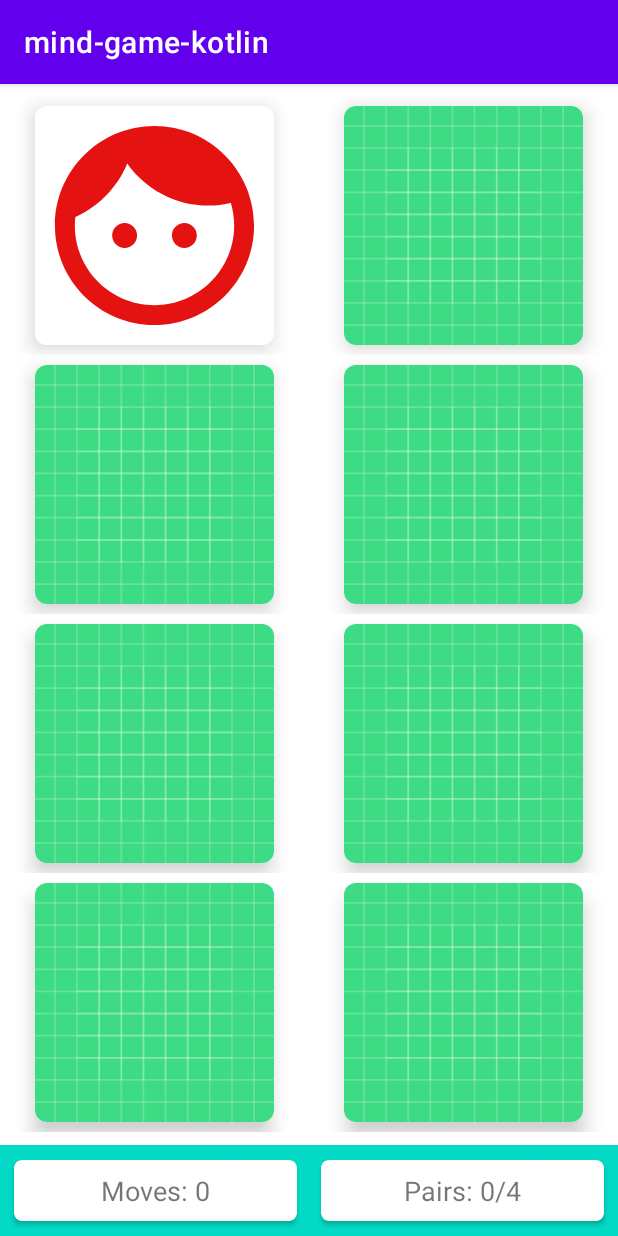
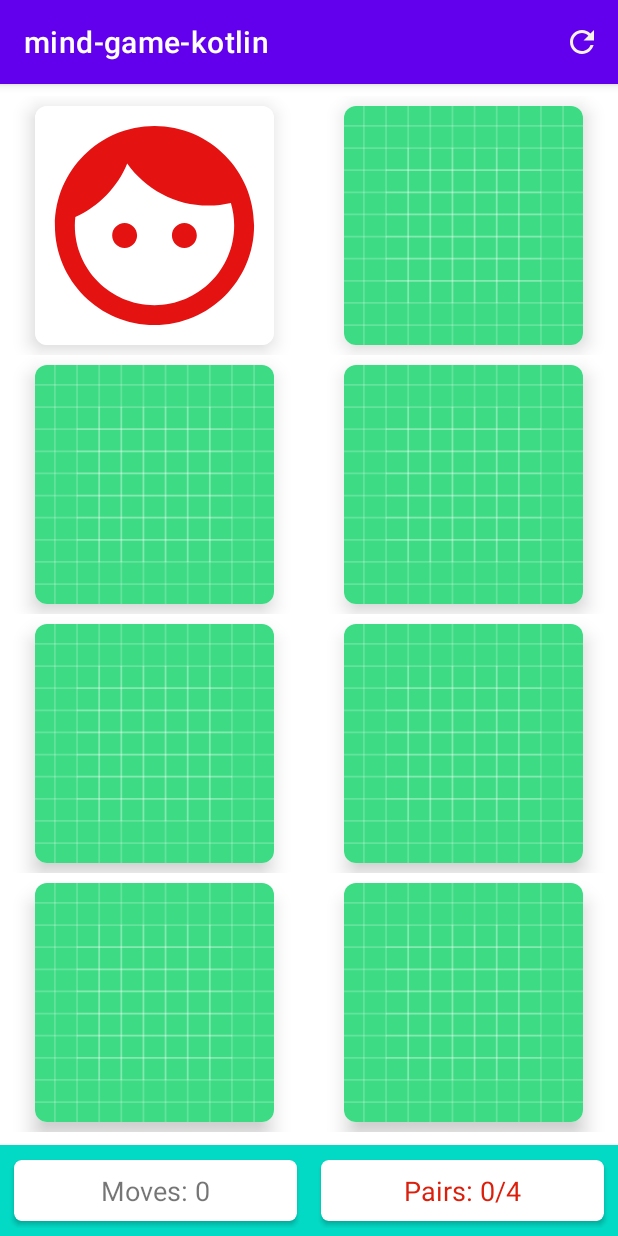
Before and after one commit to hkobir/mind-game-kotlin, an Android app: the screen it shows after launch (MainActivity), after a tap on an icon or button, on a phone screen of 412 x 824 dp. Run offline under Robolectric (Android 15) with nearby library versions, the phone set to English and light mode, and no system bars.

Commit message:
setup game logic on easy mode and reset logic are done

```diff
--- a/app/src/main/java/com/example/mind_game_kotlin/MainActivity.kt
+++ b/app/src/main/java/com/example/mind_game_kotlin/MainActivity.kt
@@ -1,12 +1,23 @@
 package com.example.mind_game_kotlin
 
+import android.animation.ArgbEvaluator
+import android.content.DialogInterface
 import androidx.appcompat.app.AppCompatActivity
 import android.os.Bundle
+import android.util.Log
+import android.view.Menu
+import android.view.MenuItem
+import android.view.View
+import android.widget.Switch
 import android.widget.TextView
+import androidx.appcompat.app.AlertDialog
+import androidx.constraintlayout.widget.ConstraintLayout
+import androidx.core.content.ContextCompat
 import androidx.recyclerview.widget.GridLayoutManager
 import androidx.recyclerview.widget.RecyclerView
 import com.example.mind_game_kotlin.models.BoardSize
 import com.example.mind_game_kotlin.models.MemoryGame
+import com.google.android.material.snackbar.Snackbar
 
 class MainActivity : AppCompatActivity() {
 
@@ -15,6 +26,7 @@ class MainActivity : AppCompatActivity() {
     }
 
 
+    private lateinit var clRoot: ConstraintLayout
     private lateinit var boardRv: RecyclerView
     private lateinit var pairsTv: TextView
     private lateinit var movesTv: TextView
@@ -28,10 +40,67 @@ class MainActivity : AppCompatActivity() {
         setContentView(R.layout.activity_main)
 
         //init
+        clRoot = findViewById(R.id.clRoot)
         boardRv = findViewById(R.id.boardRV)
         pairsTv = findViewById(R.id.pairsTV)
         movesTv = findViewById(R.id.movesTV)
 
+        setupGame();
+    }
+
+
+    override fun onCreateOptionsMenu(menu: Menu?): Boolean {
+        menuInflater.inflate(R.menu.menu_main, menu)
+        return true
+    }
+
+    override fun onOptionsItemSelected(item: MenuItem): Boolean {
+        when (item.itemId) {
+            R.id.menu_refresh -> {
+                if (memoryGame.numMoves() > 0 && !memoryGame.haveWonGame()) {
+                    showAlertDialog("Quit your current game?", null, View.OnClickListener {
+                        setupGame()
+                    })
+                } else {
+
+                    setupGame()
+                }
+                //setup the game again
+            }
+        }
+        return true
+    }
+
+    private fun showAlertDialog(
+        title: String,
+        view: View?,
+        positiveClickListener: View.OnClickListener
+    ) {
+        AlertDialog.Builder(this)
+            .setTitle(title)
+            .setView(view)
+            .setNegativeButton("Cancel", null)
+            .setPositiveButton("OK") { _, _ ->
+                positiveClickListener.onClick(null)
+            }.show()
+    }
+
+    private fun setupGame() {
+        when (boardSize) {
+            BoardSize.EASY -> {
+                movesTv.text = "Easy: 4x2"
+                pairsTv.text = "Pairs: 0/4"
+            }
+            BoardSize.MEDIUM -> {
+                movesTv.text = "Medium: 6x3"
+                pairsTv.text = "Pairs: 0/9"
+            }
+            BoardSize.HARD -> {
+                movesTv.text = "Hard: 6x4"
+                pairsTv.text = "Pairs: 0/12"
+            }
+        }
+        pairsTv.setTextColor(ContextCompat.getColor(this, R.color.color_progress_none))
         memoryGame = MemoryGame(boardSize)
 
 
@@ -52,7 +121,35 @@ class MainActivity : AppCompatActivity() {
     }
 
     private fun updateGameWithFlip(position: Int) {
-        memoryGame.flipCard(position)
+        //error checking if card already faced up
+        if (memoryGame.haveWonGame()) {
+            //alert the user about invalid move
+            Log.i(TAG, "You already won!")
+            Snackbar.make(clRoot, "You already won!", Snackbar.LENGTH_LONG).show()
+            return
+        }
+        if (memoryGame.isCardFaceUp(position)) {
+            //alert the user about invalid move
+            Log.i(TAG, "Invalid move!")
+            Snackbar.make(clRoot, "Invalid move!", Snackbar.LENGTH_LONG).show()
+            return
+        }
+        //actually flip over the card
+        if (memoryGame.flipCard(position)) {
+            //found a matched
+            val color = ArgbEvaluator().evaluate( //value range(0-1)
+                memoryGame.numPairsFound.toFloat() / boardSize.getNumPairs(),
+                ContextCompat.getColor(this, R.color.color_progress_none),
+                ContextCompat.getColor(this, R.color.color_progress_full)
+            ) as Int
+            pairsTv.setTextColor(color)
+            pairsTv.text = "Pairs: ${memoryGame.numPairsFound}/${boardSize.getNumPairs()}"
+            if (memoryGame.haveWonGame()) {
+                Snackbar.make(clRoot, "You won the game!", Snackbar.LENGTH_SHORT).show()
+            }
+
+        }
+        movesTv.text = "Moves: ${memoryGame.numMoves()}"
         adapter.notifyDataSetChanged()
     }
 }
--- a/app/src/main/java/com/example/mind_game_kotlin/models/MemoryGame.kt
+++ b/app/src/main/java/com/example/mind_game_kotlin/models/MemoryGame.kt
@@ -7,6 +7,8 @@ class MemoryGame(private val boardSize: BoardSize) {
 
     val cards: List<MemoryCard>
     var numPairsFound = 0
+
+    private var numCardFlip = 0
     private var indexOfSelectedCard: Int? = null
 
     init {
@@ -15,7 +17,8 @@ class MemoryGame(private val boardSize: BoardSize) {
         cards = randomizedImage.map { MemoryCard(it) }
     }
 
-    fun flipCard(position: Int) :Boolean{
+    fun flipCard(position: Int): Boolean {
+        numCardFlip++
         val card = cards[position]
         //Three Cases//
         //0: Card previously flipped over <> Flipped over the selected card
@@ -54,4 +57,18 @@ class MemoryGame(private val boardSize: BoardSize) {
             }
         }
     }
+
+    fun haveWonGame(): Boolean {
+        return numPairsFound == boardSize.getNumPairs()
+    }
+
+    fun isCardFaceUp(position: Int): Boolean {
+        return cards[position].isFacedUp
+
+    }
+
+    fun numMoves(): Int {
+        return numCardFlip / 2
+
+    }
 }
--- /dev/null
+++ b/app/src/main/res/drawable/ic_refresh.xml
@@ -0,0 +1,5 @@
+<vector android:height="24dp" android:tint="#F6F2EA"
+    android:viewportHeight="24" android:viewportWidth="24"
+    android:width="24dp" xmlns:android="http://schemas.android.com/apk/res/android">
+    <path android:fillColor="@android:color/white" android:pathData="M17.65,6.35C16.2,4.9 14.21,4 12,4c-4.42,0 -7.99,3.58 -7.99,8s3.57,8 7.99,8c3.73,0 6.84,-2.55 7.73,-6h-2.08c-0.82,2.33 -3.04,4 -5.65,4 -3.31,0 -6,-2.69 -6,-6s2.69,-6 6,-6c1.66,0 3.14,0.69 4.22,1.78L13,11h7V4l-2.35,2.35z"/>
+</vector>
--- a/app/src/main/res/layout/activity_main.xml
+++ b/app/src/main/res/layout/activity_main.xml
@@ -2,20 +2,21 @@
 <androidx.constraintlayout.widget.ConstraintLayout xmlns:android="http://schemas.android.com/apk/res/android"
     xmlns:app="http://schemas.android.com/apk/res-auto"
     xmlns:tools="http://schemas.android.com/tools"
+    android:id="@+id/clRoot"
     android:layout_width="match_parent"
     android:layout_height="match_parent"
     tools:context=".MainActivity">
 
     <androidx.recyclerview.widget.RecyclerView
         android:id="@+id/boardRV"
-        android:overScrollMode="never"
         android:layout_width="0dp"
         android:layout_height="0dp"
         android:layout_marginTop="8dp"
         android:layout_marginBottom="8dp"
+        android:overScrollMode="never"
         app:layout_constraintBottom_toTopOf="@id/scoreLine"
+        app:layout_constraintLeft_toLeftOf="parent"
         app:layout_constraintRight_toRightOf="parent"
-        app:layout_constraintLeft_toLeftOf="parent"
         app:layout_constraintTop_toTopOf="parent"
         tools:listitem="@layout/item_memory_card" />
 
--- /dev/null
+++ b/app/src/main/res/menu/menu_main.xml
@@ -0,0 +1,10 @@
+<?xml version="1.0" encoding="utf-8"?>
+<menu xmlns:android="http://schemas.android.com/apk/res/android"
+    xmlns:app="http://schemas.android.com/apk/res-auto">
+    <item
+        android:id="@+id/menu_refresh"
+        android:icon="@drawable/ic_refresh"
+        android:title="Refresh"
+        android:visible="true"
+        app:showAsAction="always" />
+</menu>
--- a/app/src/main/res/values/colors.xml
+++ b/app/src/main/res/values/colors.xml
@@ -8,4 +8,6 @@
     <color name="black">#FF000000</color>
     <color name="white">#FFFFFFFF</color>
     <color name="color_gray">#E0E0E0</color>
+    <color name="color_progress_none">#DC1E0B</color>
+    <color name="color_progress_full">#35BA01</color>
 </resources>
```
